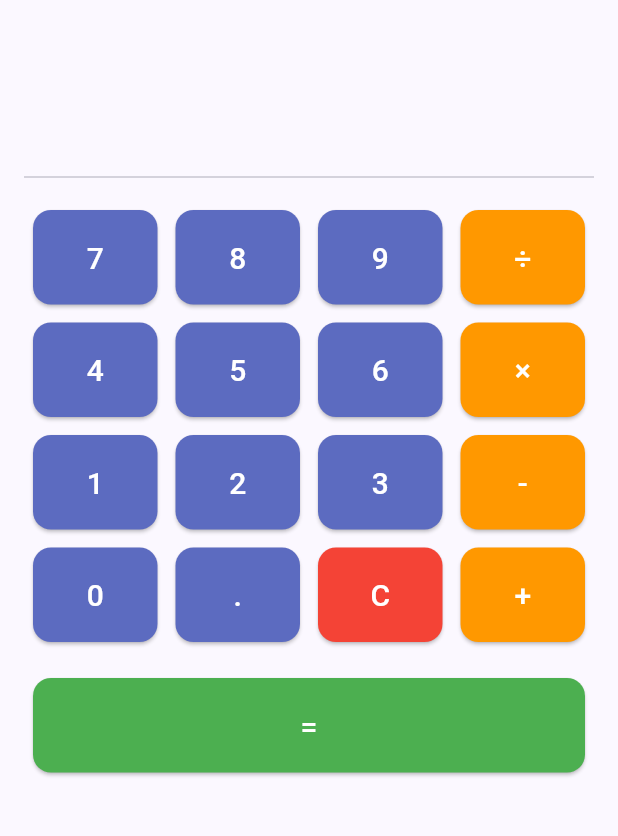
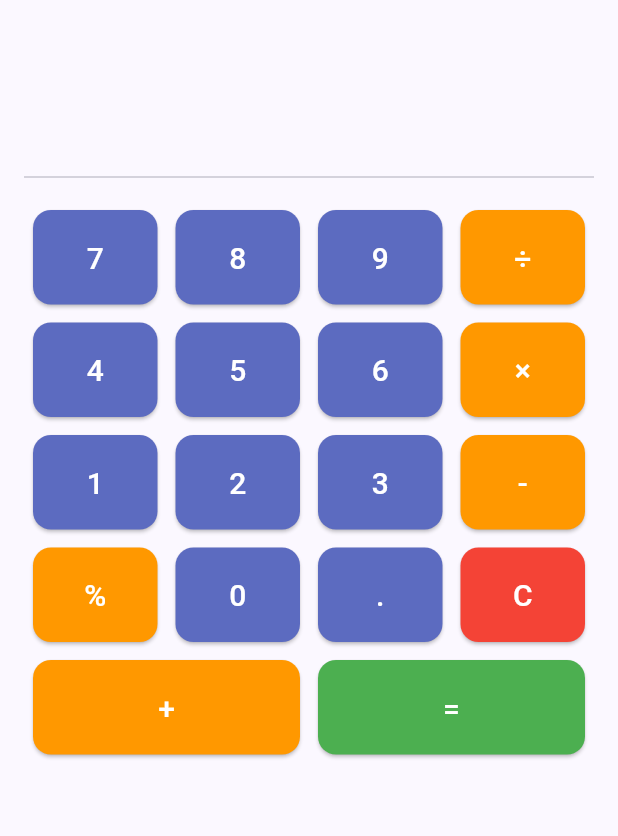
Before and after one commit to andreshenao05/flutter-calculator, a Flutter app: the screen it shows after launch, on a phone screen of 412 x 824 dp, the part 84-920 px from its top. Run offline on Flutter 3.47's test engine with Material 3 defaults, Android fonts, the phone set to English and light mode, and no system bars; missing offline and left inert: expressions.

Commit message:
added modulo button

```diff
--- a/lib/main.dart
+++ b/lib/main.dart
@@ -135,17 +135,15 @@ class _CalculatorScreenState extends State<CalculatorScreen> {
                 buildButton('-', color: Colors.orange, onPressed: () => _append('-')),
               ]),
               buildButtonRow([
+                buildButton('%', color: Colors.orange, onPressed: () => _append('%')),
                 buildButton('0', onPressed: () => _append('0')),
                 buildButton('.', onPressed: () => _append('.')),
                 buildButton('C', color: Colors.red, onPressed: _clear),
+              ]),
+              buildButtonRow([
                 buildButton('+', color: Colors.orange, onPressed: () => _append('+')),
+                buildButton('=', color: Colors.green, onPressed: _evaluate),
               ]),
-              const SizedBox(height: 12),
-              Row(
-                children: [
-                  buildButton('=', color: Colors.green, onPressed: _evaluate),
-                ],
-              ),
             ],
           ),
         ),
```
